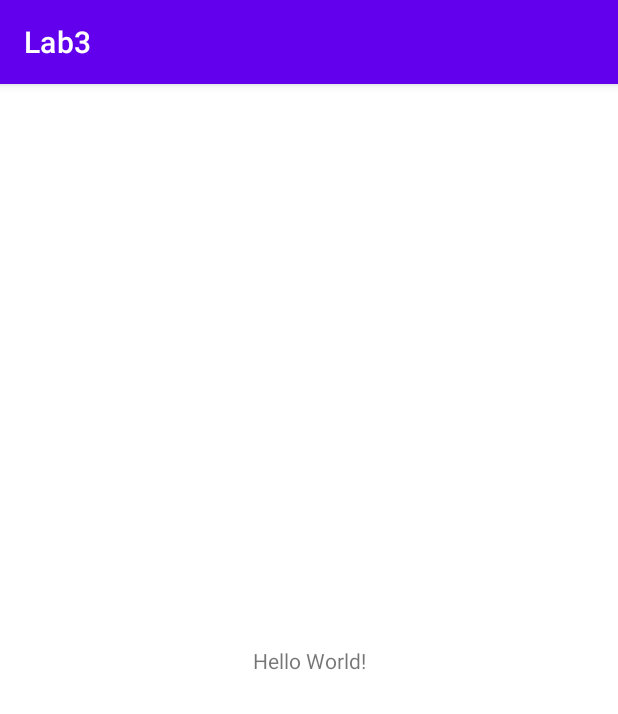
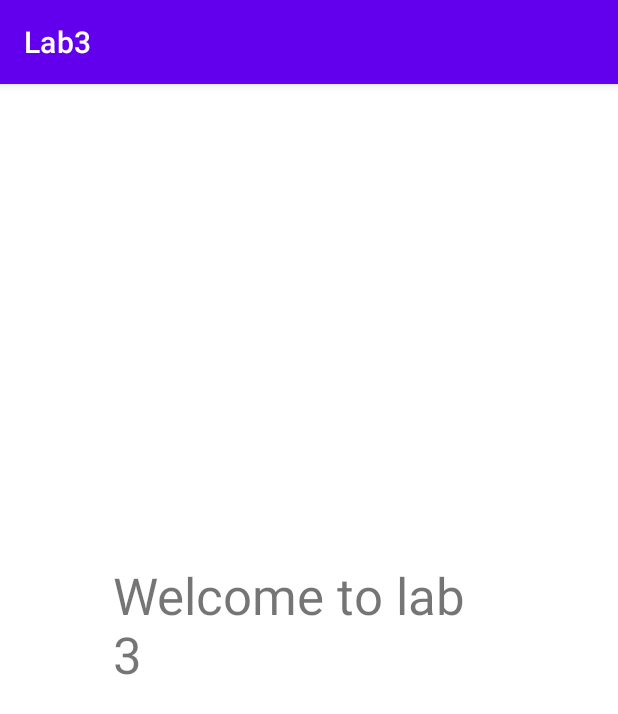
Before and after one commit to WarunaNavarathne/MAD_lab3, an Android app: the screen it shows after launch (MainActivity), on a phone screen of 412 x 824 dp. Shown: the top 714 px of the screen. Run offline under Robolectric (Android 15) with nearby library versions, the phone set to English and light mode, and no system bars.

Commit message:
Commit 2

```diff
--- a/app/src/main/res/layout/activity_main.xml
+++ b/app/src/main/res/layout/activity_main.xml
@@ -7,9 +7,10 @@
     tools:context=".MainActivity">
 
     <TextView
-        android:layout_width="wrap_content"
-        android:layout_height="wrap_content"
-        android:text="Hello World!"
+        android:layout_width="261dp"
+        android:layout_height="132dp"
+        android:text="Welcome to lab 3"
+        android:textSize="34sp"
         app:layout_constraintBottom_toBottomOf="parent"
         app:layout_constraintLeft_toLeftOf="parent"
         app:layout_constraintRight_toRightOf="parent"
```
